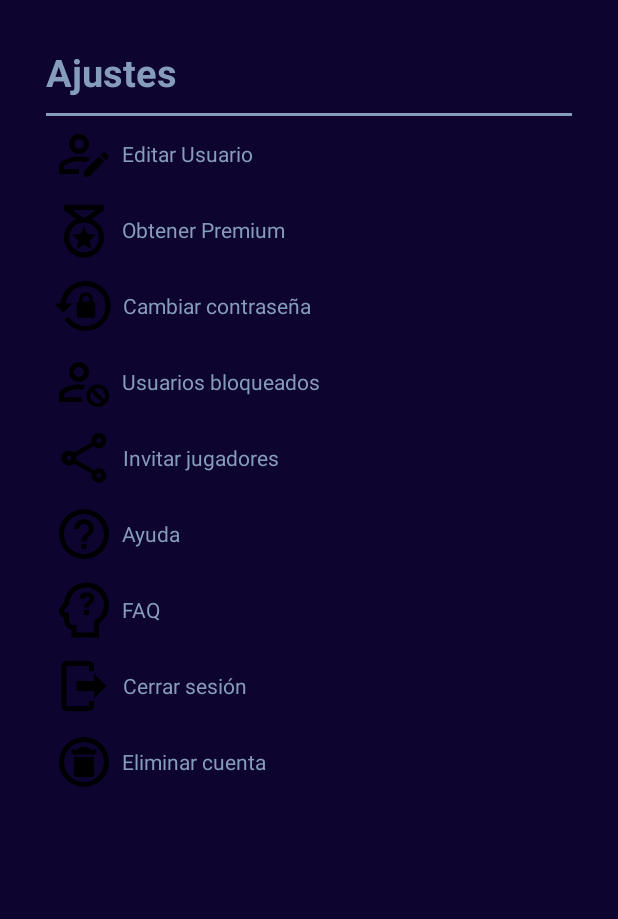
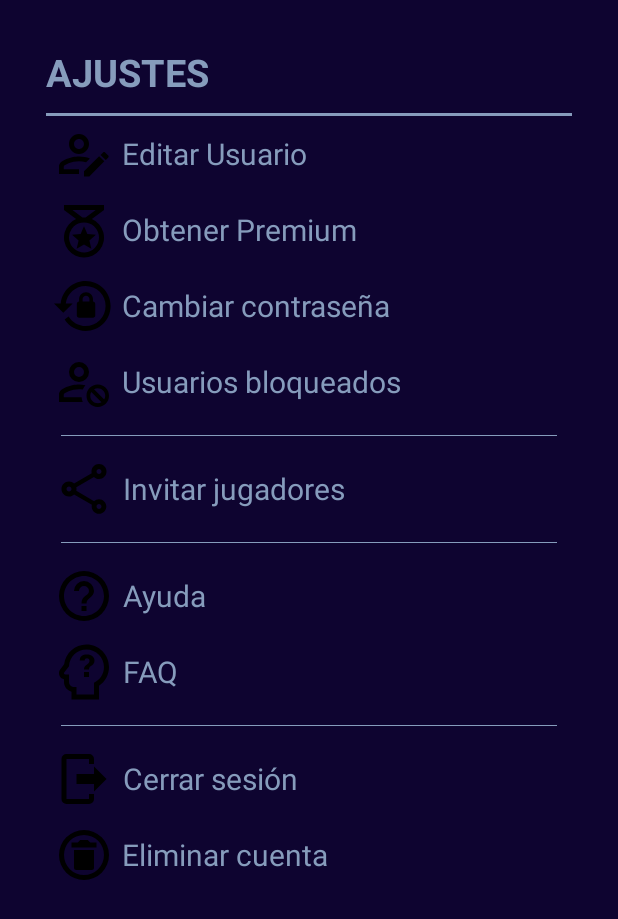
Before and after one commit to JenaroLeal/OMOapp, an Android app: the layout activity_actividad_ajustes_propios.xml on its own in the app's theme, with its tools: preview values and no code run, on a phone screen of 412 x 824 dp. Shown: the top 919 px of the screen. Run offline under Robolectric (Android 15) with nearby library versions, the phone set to English and light mode, and no system bars.

Commit message:
Cambios
Actualizaciones en tiempo-real
Cambios ui/ux

```diff
--- a/CenecApp/app/src/main/java/com/example/cenecapp/AjustesAmigos.kt
+++ b/CenecApp/app/src/main/java/com/example/cenecapp/AjustesAmigos.kt
@@ -39,7 +39,7 @@ class AjustesAmigos : AppCompatActivity() {
         bloquear.setOnClickListener() {
             val builder = AlertDialog.Builder(this)
             builder.setTitle("¿Bloquear Amigo?")
-            builder.setPositiveButton("Yes") { _, _ ->
+            builder.setPositiveButton("Sí") { _, _ ->
                 // Perform action when "Yes" button is clicked
 
                 referencia.update("amigos", FieldValue.arrayRemove(miEmail)).addOnSuccessListener {
@@ -84,7 +84,7 @@ class AjustesAmigos : AppCompatActivity() {
         eliminar.setOnClickListener() {
             val builder = androidx.appcompat.app.AlertDialog.Builder(this)
             builder.setTitle("¿Eliminar amigo de forma permanente?")
-            builder.setPositiveButton("Yes") { _, _ ->
+            builder.setPositiveButton("Sí") { _, _ ->
 
                 miRef.update("usuariosRechazados", FieldValue.arrayUnion(suEmail))
                     .addOnSuccessListener {
--- a/CenecApp/app/src/main/java/com/example/cenecapp/AjustesEliminarCuenta.kt
+++ b/CenecApp/app/src/main/java/com/example/cenecapp/AjustesEliminarCuenta.kt
@@ -154,7 +154,7 @@ class AjustesEliminarCuenta : AppCompatActivity() {
         val builder = AlertDialog.Builder(this)
         builder.setTitle("Eliminar cuenta")
             .setMessage("¿Seguro que quieres eliminar tu cuenta?")
-            .setPositiveButton("Yes") { _, _ ->
+            .setPositiveButton("Sí") { _, _ ->
                 val user = auth.currentUser
                 if (user != null) {
                     deleteAuthUser(user)
--- a/CenecApp/app/src/main/java/com/example/cenecapp/PerfilAmigos.kt
+++ b/CenecApp/app/src/main/java/com/example/cenecapp/PerfilAmigos.kt
@@ -86,7 +86,7 @@ class PerfilAmigos : AppCompatActivity() {
             btnBloquear.setOnClickListener(){
                 val builder = AlertDialog.Builder(this)
                 builder.setTitle("¿Bloquear Amigo?")
-                builder.setPositiveButton("Yes") { _, _ ->
+                builder.setPositiveButton("Sí") { _, _ ->
                     // Perform action when "Yes" button is clicked
 
                     referencia.update("amigos", FieldValue.arrayRemove(miEmail)).addOnSuccessListener {
--- a/CenecApp/app/src/main/java/com/example/cenecapp/SolicitudAdapter.kt
+++ b/CenecApp/app/src/main/java/com/example/cenecapp/SolicitudAdapter.kt
@@ -49,7 +49,7 @@ class SolicitudAdapter(val actividadMadre: Activity, val datos:ArrayList<Usuario
         holder.btnAceptar.setOnClickListener(){
             val builder = AlertDialog.Builder(actividadMadre)
             builder.setTitle("¿Agregar como amigo?")
-            builder.setPositiveButton("Yes") { _, _ ->
+            builder.setPositiveButton("Sí") { _, _ ->
                 // Perform action when "Yes" button is clicked
 
                 referencia.update("usuariosQueQuierenConectar", FieldValue.arrayRemove(miEmail)).addOnSuccessListener {
@@ -132,7 +132,7 @@ class SolicitudAdapter(val actividadMadre: Activity, val datos:ArrayList<Usuario
 
             val builder = AlertDialog.Builder(actividadMadre)
             builder.setTitle("¿Rechazar solicitud?")
-            builder.setPositiveButton("Yes") { _, _ ->
+            builder.setPositiveButton("sí") { _, _ ->
                 // Perform action when "Yes" button is clicked
 
                 referencia.update("usuariosQueQuierenConectar", FieldValue.arrayRemove(miEmail)).addOnSuccessListener {
--- a/CenecApp/app/src/main/java/com/example/cenecapp/UsuariosBloqueadosAdapter.kt
+++ b/CenecApp/app/src/main/java/com/example/cenecapp/UsuariosBloqueadosAdapter.kt
@@ -67,7 +67,7 @@ class UsuariosBloqueadosAdapter(val actividadMadre: Activity, val datos: ArrayLi
             btnEliminar.setOnClickListener {
                 val builder = AlertDialog.Builder(actividadMadre)
                 builder.setTitle("¿Eliminar amigo de forma permanente?")
-                builder.setPositiveButton("Yes") { _, _ ->
+                builder.setPositiveButton("sí") { _, _ ->
 
                     miRef.update("usuariosRechazados", FieldValue.arrayUnion(suEmail))
                         .addOnSuccessListener {
@@ -111,7 +111,7 @@ class UsuariosBloqueadosAdapter(val actividadMadre: Activity, val datos: ArrayLi
             btnDesbloquear.setOnClickListener {
                 val builder = AlertDialog.Builder(actividadMadre)
                 builder.setTitle("¿Desbloquear usuario?")
-                builder.setPositiveButton("Yes") { _, _ ->
+                builder.setPositiveButton("Sí") { _, _ ->
                     // Perform action when "Yes" button is clicked
 
                     miRef.update("usuariosBloqueados", FieldValue.arrayRemove(suEmail))
--- a/CenecApp/app/src/main/res/layout/activity_aablanco.xml
+++ b/CenecApp/app/src/main/res/layout/activity_aablanco.xml
@@ -26,6 +26,7 @@
            android:layout_width="wrap_content"
            android:layout_height="wrap_content"
            android:textColor="@color/white"
+           android:textSize="30sp"
            android:layout_margin="10dp">
        </TextView>
    </LinearLayout>
@@ -40,6 +41,7 @@
         android:id="@+id/recyclerChats"
         android:layout_width="match_parent"
         android:layout_height="wrap_content"
+        android:layout_margin="10dp"
         android:padding="10dp">
     </androidx.recyclerview.widget.RecyclerView>
     <LinearLayout
--- a/CenecApp/app/src/main/res/layout/activity_actividad_ajustes_propios.xml
+++ b/CenecApp/app/src/main/res/layout/activity_actividad_ajustes_propios.xml
@@ -23,7 +23,7 @@
         <TextView
             android:layout_width="match_parent"
             android:layout_height="wrap_content"
-            android:text="@string/ajustesUsuario"
+            android:text="AJUSTES"
             android:textColor="@color/gris_roto"
             android:textSize="25sp"
             android:textStyle="bold"></TextView>
@@ -50,6 +50,7 @@
                 android:textAlignment="center"
                 android:textColor="@color/gris_roto"
                 android:gravity="center"
+                android:textSize="20sp"
                 android:layout_marginLeft="5dp"
                 android:text="@string/editarusuario">
             </TextView>
@@ -113,6 +114,7 @@
                 android:layout_height="match_parent"
                 android:textAlignment="center"
                 android:gravity="center"
+                android:textSize="20sp"
                 android:textColor="@color/gris_roto"
                 android:layout_marginLeft="5dp"
                 android:text="@string/obtener_premium">
@@ -136,6 +138,7 @@
                 android:layout_height="match_parent"
                 android:layout_marginLeft="5dp"
                 android:gravity="center"
+                android:textSize="20sp"
                 android:text="@string/cambiar_contrase_a"
                 android:textAlignment="center"
                 android:textColor="@color/gris_roto"></TextView>
@@ -157,6 +160,7 @@
                 android:layout_height="match_parent"
                 android:textAlignment="center"
                 android:gravity="center"
+                android:textSize="20sp"
                 android:textColor="@color/gris_roto"
                 android:layout_marginLeft="5dp"
                 android:text="@string/usuarios_bloqueados">
@@ -164,6 +168,11 @@
 
         </LinearLayout>
 
+        <View
+            android:layout_width="match_parent"
+            android:layout_height="0.8dp"
+            android:layout_margin="10dp"
+            android:background="@color/gris_roto"></View>
         <LinearLayout
             android:layout_width="match_parent"
             android:layout_height="wrap_content"
@@ -180,12 +189,18 @@
                 android:layout_height="match_parent"
                 android:textAlignment="center"
                 android:gravity="center"
+                android:textSize="20sp"
                 android:textColor="@color/gris_roto"
                 android:layout_marginLeft="5dp"
                 android:text="@string/invitar_jugadores">
             </TextView>
 
         </LinearLayout>
+        <View
+            android:layout_width="match_parent"
+            android:layout_height="0.8dp"
+            android:layout_margin="10dp"
+            android:background="@color/gris_roto"></View>
         <LinearLayout
             android:layout_width="match_parent"
             android:layout_height="wrap_content"
@@ -202,6 +217,7 @@
                 android:layout_height="match_parent"
                 android:textAlignment="center"
                 android:gravity="center"
+                android:textSize="20sp"
                 android:textColor="@color/gris_roto"
                 android:layout_marginLeft="5dp"
                 android:text="@string/ayuda">
@@ -223,12 +239,18 @@
                 android:layout_width="wrap_content"
                 android:layout_height="match_parent"
                 android:layout_marginLeft="5dp"
+                android:textSize="20sp"
                 android:gravity="center"
                 android:textColor="@color/gris_roto"
                 android:text="@string/faq">
             </TextView>
 
         </LinearLayout>
+        <View
+            android:layout_width="match_parent"
+            android:layout_height="0.8dp"
+            android:layout_margin="10dp"
+            android:background="@color/gris_roto"></View>
         <LinearLayout
             android:layout_width="match_parent"
             android:layout_height="wrap_content"
@@ -246,6 +268,7 @@
                 android:textAlignment="center"
                 android:gravity="center"
                 android:textColor="@color/gris_roto"
+                android:textSize="20sp"
                 android:layout_marginLeft="5dp"
                 android:text="@string/cerrar_sesi_n">
             </TextView>
@@ -266,6 +289,7 @@
                 android:layout_width="wrap_content"
                 android:layout_height="match_parent"
                 android:textAlignment="center"
+                android:textSize="20sp"
                 android:gravity="center"
                 android:textColor="@color/gris_roto"
                 android:layout_marginLeft="5dp"
--- a/CenecApp/app/src/main/res/layout/activity_inicio_sesion.xml
+++ b/CenecApp/app/src/main/res/layout/activity_inicio_sesion.xml
@@ -61,7 +61,7 @@
                 android:backgroundTint="@color/gris_roto"
                 android:textSize="15sp"
                 android:textColor="@color/white"
-                android:text="Guardar cambios"
+                android:text="Iniciar Sesión"
                 android:layout_gravity="center">
             </Button>
             <TextView
--- a/CenecApp/app/src/main/res/layout/activity_perfil_amigos.xml
+++ b/CenecApp/app/src/main/res/layout/activity_perfil_amigos.xml
@@ -72,6 +72,7 @@
                     android:textAlignment="center"
                     android:textColor="@color/gris_roto"
                     android:padding="15dp"
+                    android:textSize="20sp"
                     android:layout_margin="15dp"
                     android:hint="mi biografia"></TextView>
 
@@ -139,7 +140,7 @@
                             android:layout_margin="10dp"
                             android:textColor="@color/black"
                             android:textSize="20sp"
-                            android:text="Juegos">
+                            android:text="JUEGOS">
                         </TextView>
                         <LinearLayout
                             android:layout_width="match_parent"
--- a/CenecApp/app/src/main/res/layout/activity_perfil_jugadores.xml
+++ b/CenecApp/app/src/main/res/layout/activity_perfil_jugadores.xml
@@ -53,6 +53,7 @@
                     android:textColor="@color/gris_roto"
                     android:padding="15dp"
                     android:layout_margin="15dp"
+                    android:textSize="20sp"
                     android:hint="mi biografia"></TextView>
 
                 <androidx.cardview.widget.CardView
@@ -119,7 +120,7 @@
                             android:layout_margin="10dp"
                             android:textColor="@color/black"
                             android:textSize="20sp"
-                            android:text="Juegos">
+                            android:text="JUEGOS">
                         </TextView>
                         <LinearLayout
                             android:layout_width="match_parent"
--- a/CenecApp/app/src/main/res/layout/elementos_chats_recicler.xml
+++ b/CenecApp/app/src/main/res/layout/elementos_chats_recicler.xml
@@ -48,7 +48,7 @@
                     android:hint="%%"
                     android:textSize="40sp"
                     android:textAlignment="center"
-                    android:layout_margin="1dp">
+                    >
                 </TextView>
                 <LinearLayout
                     android:layout_width="match_parent"
--- a/CenecApp/app/src/main/res/layout/fragment_perfil.xml
+++ b/CenecApp/app/src/main/res/layout/fragment_perfil.xml
@@ -80,6 +80,7 @@
                     android:textColor="@color/gris_roto"
                     android:padding="15dp"
                     android:layout_margin="15dp"
+                    android:textSize="25sp"
                     android:hint="mi biografia"></TextView>
                 <androidx.cardview.widget.CardView
 
@@ -142,7 +143,7 @@
                             android:layout_height="wrap_content"
                             android:padding="10dp"
                             android:layout_margin="10dp"
-                            android:textSize="15sp"
+                            android:textSize="20sp"
                             android:textColor="@color/black"
                             android:text="JUEGOS">
                         </TextView>
```
Also changed, not shown: CenecApp/app/src/main/java/Fragments/Perfil.kt (+35 -0 lines), CenecApp/app/src/main/java/com/example/cenecapp/AjustesPerfil.kt (+24 -0 lines), CenecApp/app/src/main/java/com/example/cenecapp/PeticionesdeAmistad.kt (+22 -0 lines), CenecApp/app/src/main/res/layout/activity_reg.xml (+5 -2 lines), CenecApp/app/src/main/res/layout/fragment_amigos.xml (+16 -1 lines).
